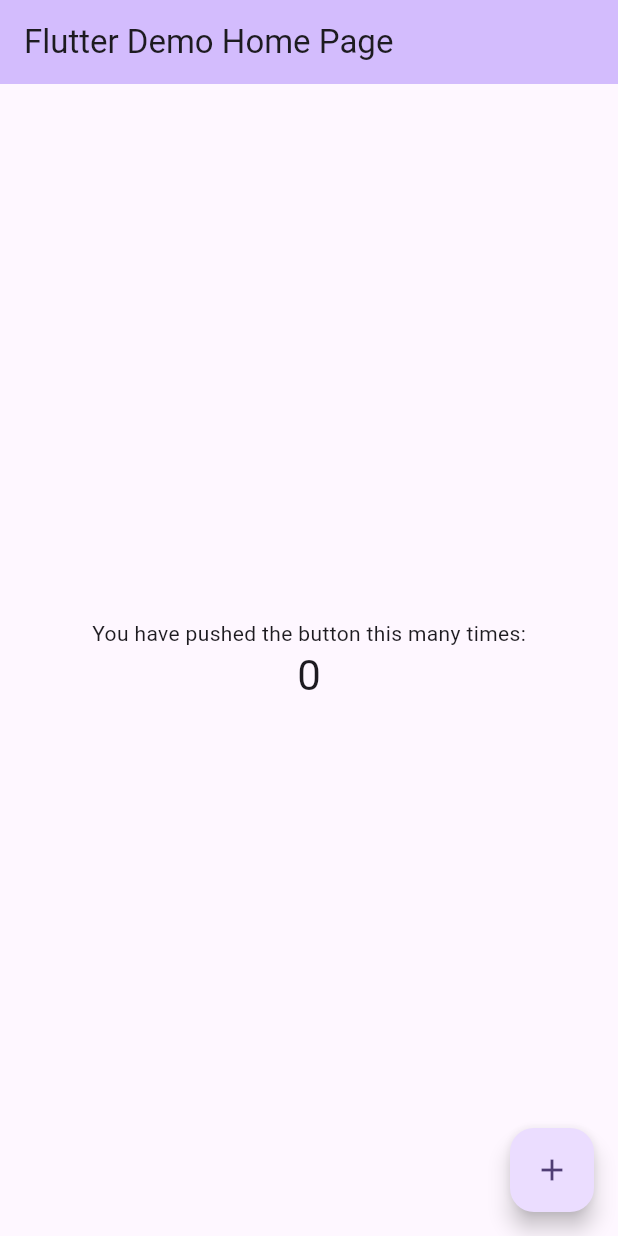
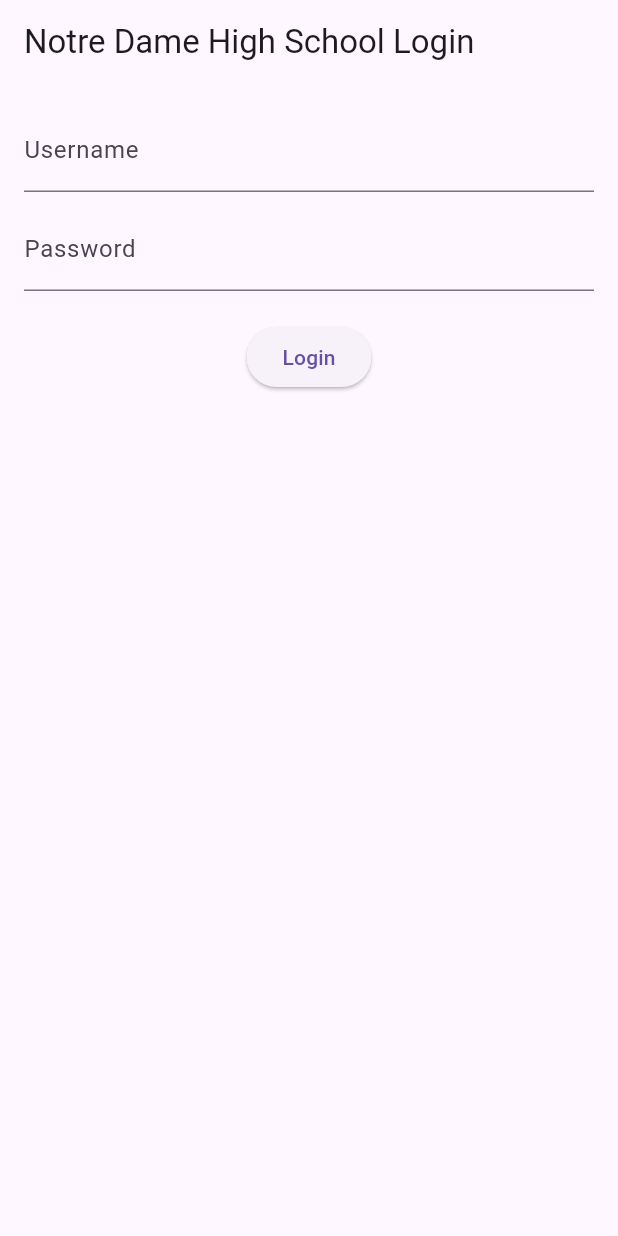
Before and after one commit to tarunkovoornd/Notre-Dame-App, a Flutter app: the screen it shows after launch, on a phone screen of 412 x 824 dp. Run offline on Flutter 3.47's test engine with Material 3 defaults, Android fonts, the phone set to English and light mode, and no system bars.

Commit message:
Mock data

```diff
--- /dev/null
+++ b/assets/mock_users.json
@@ -0,0 +1,10 @@
+[
+    {
+      "username": "student1",
+      "password": "password123"
+    },
+    {
+      "username": "teacher1",
+      "password": "teachpass"
+    }
+  ]
--- a/lib/main.dart
+++ b/lib/main.dart
@@ -1,125 +1,23 @@
 import 'package:flutter/material.dart';
+import 'pages/login_page.dart';
 
 void main() {
-  runApp(const MyApp());
+  runApp(const NotreDameApp());
 }
 
-class MyApp extends StatelessWidget {
-  const MyApp({super.key});
+class NotreDameApp extends StatelessWidget {
+  const NotreDameApp({Key? key}) : super(key: key);
 
-  // This widget is the root of your application.
   @override
   Widget build(BuildContext context) {
+    final ThemeData theme = ThemeData(
+      primarySwatch: Colors.blue,
+    );
+
     return MaterialApp(
-      title: 'Flutter Demo',
-      theme: ThemeData(
-        // This is the theme of your application.
-        //
-        // TRY THIS: Try running your application with "flutter run". You'll see
-        // the application has a purple toolbar. Then, without quitting the app,
-        // try changing the seedColor in the colorScheme below to Colors.green
-        // and then invoke "hot reload" (save your changes or press the "hot
-        // reload" button in a Flutter-supported IDE, or press "r" if you used
-        // the command line to start the app).
-        //
-        // Notice that the counter didn't reset back to zero; the application
-        // state is not lost during the reload. To reset the state, use hot
-        // restart instead.
-        //
-        // This works for code too, not just values: Most code changes can be
-        // tested with just a hot reload.
-        colorScheme: ColorScheme.fromSeed(seedColor: Colors.deepPurple),
-        useMaterial3: true,
-      ),
-      home: const MyHomePage(title: 'Flutter Demo Home Page'),
+      title: 'Notre Dame High School App',
+      theme: theme,
+      home: const LoginPage(),
     );
   }
 }
-
-class MyHomePage extends StatefulWidget {
-  const MyHomePage({super.key, required this.title});
-
-  // This widget is the home page of your application. It is stateful, meaning
-  // that it has a State object (defined below) that contains fields that affect
-  // how it looks.
-
-  // This class is the configuration for the state. It holds the values (in this
-  // case the title) provided by the parent (in this case the App widget) and
-  // used by the build method of the State. Fields in a Widget subclass are
-  // always marked "final".
-
-  final String title;
-
-  @override
-  State<MyHomePage> createState() => _MyHomePageState();
-}
-
-class _MyHomePageState extends State<MyHomePage> {
-  int _counter = 0;
-
-  void _incrementCounter() {
-    setState(() {
-      // This call to setState tells the Flutter framework that something has
-      // changed in this State, which causes it to rerun the build method below
-      // so that the display can reflect the updated values. If we changed
-      // _counter without calling setState(), then the build method would not be
-      // called again, and so nothing would appear to happen.
-      _counter++;
-    });
-  }
-
-  @override
-  Widget build(BuildContext context) {
-    // This method is rerun every time setState is called, for instance as done
-    // by the _incrementCounter method above.
-    //
-    // The Flutter framework has been optimized to make rerunning build methods
-    // fast, so that you can just rebuild anything that needs updating rather
-    // than having to individually change instances of widgets.
-    return Scaffold(
-      appBar: AppBar(
-        // TRY THIS: Try changing the color here to a specific color (to
-        // Colors.amber, perhaps?) and trigger a hot reload to see the AppBar
-        // change color while the other colors stay the same.
-        backgroundColor: Theme.of(context).colorScheme.inversePrimary,
-        // Here we take the value from the MyHomePage object that was created by
-        // the App.build method, and use it to set our appbar title.
-        title: Text(widget.title),
-      ),
-      body: Center(
-        // Center is a layout widget. It takes a single child and positions it
-        // in the middle of the parent.
-        child: Column(
-          // Column is also a layout widget. It takes a list of children and
-          // arranges them vertically. By default, it sizes itself to fit its
-          // children horizontally, and tries to be as tall as its parent.
-          //
-          // Column has various properties to control how it sizes itself and
-          // how it positions its children. Here we use mainAxisAlignment to
-          // center the children vertically; the main axis here is the vertical
-          // axis because Columns are vertical (the cross axis would be
-          // horizontal).
-          //
-          // TRY THIS: Invoke "debug painting" (choose the "Toggle Debug Paint"
-          // action in the IDE, or press "p" in the console), to see the
-          // wireframe for each widget.
-          mainAxisAlignment: MainAxisAlignment.center,
-          children: <Widget>[
-            const Text(
-              'You have pushed the button this many times:',
-            ),
-            Text(
-              '$_counter',
-              style: Theme.of(context).textTheme.headlineMedium,
-            ),
-          ],
-        ),
-      ),
-      floatingActionButton: FloatingActionButton(
-        onPressed: _incrementCounter,
-        tooltip: 'Increment',
-        child: const Icon(Icons.add),
-      ), // This trailing comma makes auto-formatting nicer for build methods.
-    );
-  }
-}
--- /dev/null
+++ b/lib/pages/home_page.dart
@@ -0,0 +1,22 @@
+import 'package:flutter/material.dart';
+
+class HomePage extends StatelessWidget {
+  const HomePage({Key? key}) : super(key: key);
+
+  @override
+  Widget build(BuildContext context) {
+    final String welcomeMessage = 'Welcome to Notre Dame High School!';
+
+    return Scaffold(
+      appBar: AppBar(
+        title: const Text('Home'),
+      ),
+      body: Center(
+        child: Text(
+          welcomeMessage,
+          style: const TextStyle(fontSize: 24),
+        ),
+      ),
+    );
+  }
+}
--- /dev/null
+++ b/lib/pages/login_page.dart
@@ -0,0 +1,71 @@
+import 'package:flutter/material.dart';
+import '../services/auth_service.dart';
+import 'home_page.dart';
+
+class LoginPage extends StatefulWidget {
+  const LoginPage({Key? key}) : super(key: key);
+
+  @override
+  State<LoginPage> createState() => _LoginPageState();
+}
+
+class _LoginPageState extends State<LoginPage> {
+  final AuthService _authService = AuthService();
+  final TextEditingController _usernameController = TextEditingController();
+  final TextEditingController _passwordController = TextEditingController();
+  String? _errorMessage;
+
+  void _login() async {
+    bool isAuthenticated = await _authService.authenticate(
+      _usernameController.text.trim(),
+      _passwordController.text.trim(),
+    );
+
+    if (isAuthenticated) {
+      Navigator.pushReplacement(
+        context,
+        MaterialPageRoute(builder: (context) => const HomePage()),
+      );
+    } else {
+      setState(() {
+        _errorMessage = 'Invalid username or password';
+      });
+    }
+  }
+
+  @override
+  Widget build(BuildContext context) {
+    return Scaffold(
+      appBar: AppBar(
+        title: const Text('Notre Dame High School Login'),
+      ),
+      body: Padding(
+        padding: const EdgeInsets.all(16),
+        child: Column(
+          children: [
+            TextField(
+              controller: _usernameController,
+              decoration: const InputDecoration(labelText: 'Username'),
+            ),
+            const SizedBox(height: 10),
+            TextField(
+              controller: _passwordController,
+              decoration: const InputDecoration(labelText: 'Password'),
+              obscureText: true,
+            ),
+            const SizedBox(height: 20),
+            if (_errorMessage != null)
+              Text(
+                _errorMessage!,
+                style: const TextStyle(color: Colors.red),
+              ),
+            ElevatedButton(
+              onPressed: _login,
+              child: const Text('Login'),
+            ),
+          ],
+        ),
+      ),
+    );
+  }
+}
--- /dev/null
+++ b/lib/services/auth_service.dart
@@ -0,0 +1,23 @@
+import 'dart:convert';
+import 'package:flutter/services.dart';
+
+class AuthService {
+  List<dynamic> _users = [];
+
+  Future<void> _loadUserData() async {
+    final String response = await rootBundle.loadString('assets/mock_users.json');
+    _users = json.decode(response);
+  }
+
+  Future<bool> authenticate(String username, String password) async {
+    if (_users.isEmpty) {
+      await _loadUserData();
+    }
+    for (var user in _users) {
+      if (user['username'] == username && user['password'] == password) {
+        return true;
+      }
+    }
+    return false;
+  }
+}
```
Also changed, not shown: pubspec.yaml (+7 -76 lines), pubspec.lock.
